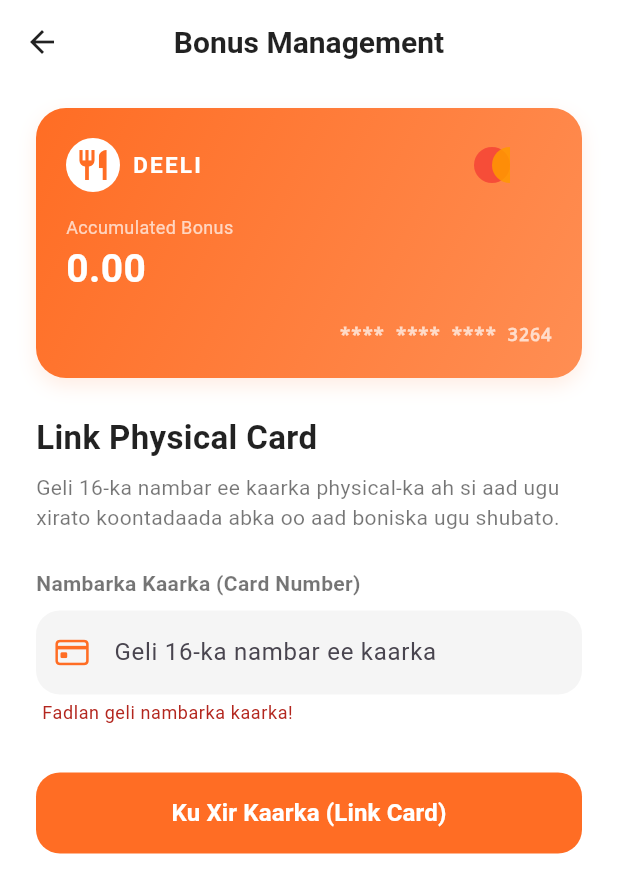
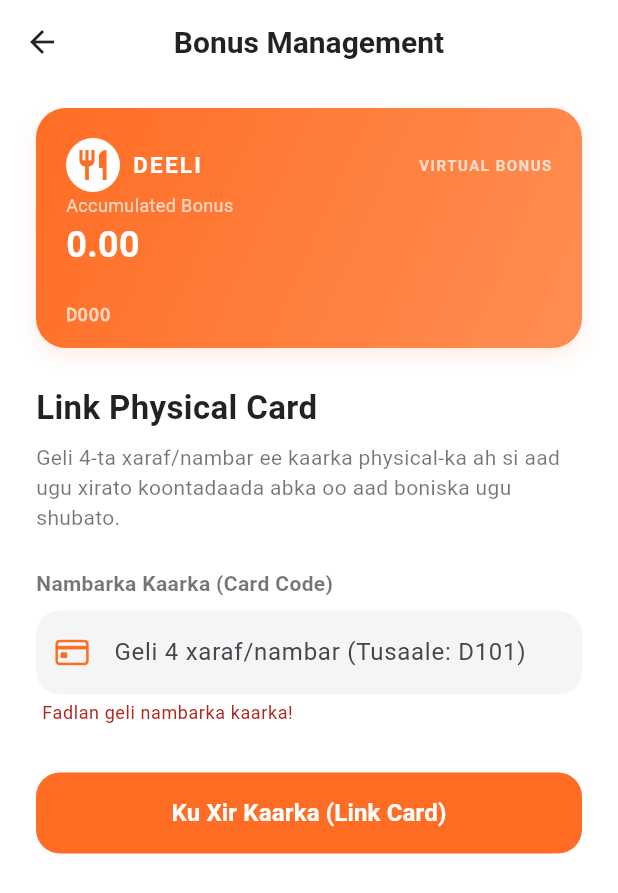
Before and after one commit to caaqilbeene/Deeli, a Flutter app: the BonusWalletPage screen opened directly, after a tap on "Ku Xir Kaarka (Link Card)", on a phone screen of 412 x 824 dp. Shown: the top 893 px of the screen. Run offline on Flutter 3.47's test engine with Material 3 defaults, Android fonts, the light colour scheme and no system bars; our stand-ins replace firebase_auth, firebase_core, fl_chart, google_fonts, image_picker, shared_preferences and 1 more; accounts and stored records are empty; network calls fail.

Commit message:
Update card size, stack details vertically, and use 4-character codes starting with a letter

```diff
--- a/dalab/lib/Home.dart/bonus_wallet_page.dart
+++ b/dalab/lib/Home.dart/bonus_wallet_page.dart
@@ -20,7 +20,7 @@
   String userName = "Mohamed Ali";
   String? localLogoPath;
   String? remoteLogoUrl;
-  String? linkedCardNumber; // Fetched from Supabase
+  String? linkedCardNumber; // Fetched from Supabase (e.g. D101)
 
   bool isUploadingLogo = false;
   bool isLoadingData = true;
@@ -195,7 +195,7 @@
   Future<void> _linkPhysicalCard() async {
     if (!_formKey.currentState!.validate()) return;
 
-    final String inputCard = cardController.text.trim();
+    final String inputCard = cardController.text.trim().toUpperCase();
     final user = FirebaseAuth.instance.currentUser;
     if (user == null) return;
 
@@ -393,17 +393,17 @@
                   child: Column(
                     crossAxisAlignment: CrossAxisAlignment.start,
                     children: [
-                      // 1. PREMIUM SLIM CARD (Waafi/Classic Credit Card aspect ratio - height 180)
+                      // 1. PREMIUM CREDIT CARD (Standard Credit Card Aspect Ratio - Slimmer height 160)
                       Container(
                         width: double.infinity,
-                        height: 180, // Decreased card height to match credit card proportions
+                        height: 160, // Sleeker height
                         decoration: BoxDecoration(
                           gradient: const LinearGradient(
                             colors: [Color(0xFFFF6D24), Color(0xFFFF8E53)],
                             begin: Alignment.topLeft,
                             end: Alignment.bottomRight,
                           ),
-                          borderRadius: BorderRadius.circular(20), // standard rounded corners
+                          borderRadius: BorderRadius.circular(20),
                           boxShadow: [
                             BoxShadow(
                               color: const Color(0xFFFF6D24).withOpacity(0.12),
@@ -490,34 +490,15 @@
                                     ],
                                   ),
                                 ),
-                                // Overlapping circular icons representing loyalty (mimicking Mastercard)
-                                Row(
-                                  children: [
-                                    Stack(
-                                      children: [
-                                        Container(
-                                          width: 24,
-                                          height: 24,
-                                          decoration: BoxDecoration(
-                                            color: Colors.red.withOpacity(0.85),
-                                            shape: BoxShape.circle,
-                                          ),
-                                        ),
-                                        Positioned(
-                                          left: 12,
-                                          child: Container(
-                                            width: 24,
-                                            height: 24,
-                                            decoration: BoxDecoration(
-                                              color: Colors.orange.withOpacity(0.85),
-                                              shape: BoxShape.circle,
-                                            ),
-                                          ),
-                                        ),
-                                      ],
-                                    ),
-                                    const SizedBox(width: 28), // padding for overlapping circles
-                                  ],
+                                // Virtual Bonus label top right
+                                const Text(
+                                  "VIRTUAL BONUS",
+                                  style: TextStyle(
+                                    color: Colors.white70,
+                                    fontWeight: FontWeight.bold,
+                                    fontSize: 10,
+                                    letterSpacing: 1.0,
+                                  ),
                                 ),
                               ],
                             ),
@@ -535,14 +516,14 @@
                               bonusBalance.toStringAsFixed(2),
                               style: const TextStyle(
                                 color: Colors.white,
-                                fontSize: 26,
+                                fontSize: 24,
                                 fontWeight: FontWeight.bold,
                               ),
                             ),
                             const Spacer(),
-                            // Card details bottom row
-                            Row(
-                              mainAxisAlignment: MainAxisAlignment.spaceBetween,
+                            // Name and Card number stacked vertically (is hoos dhig)
+                            Column(
+                              crossAxisAlignment: CrossAxisAlignment.start,
                               children: [
                                 Text(
                                   userName.toUpperCase(),
@@ -553,10 +534,11 @@
                                     letterSpacing: 0.5,
                                   ),
                                 ),
+                                const SizedBox(height: 2),
                                 Text(
                                   hasLinkedCard
                                       ? linkedCardNumber!
-                                      : "**** **** **** 3264",
+                                      : "D000",
                                   style: const TextStyle(
                                     color: Colors.white70,
                                     fontSize: 12,
@@ -667,7 +649,7 @@
                       Text(
                         hasLinkedCard
                             ? "Ku shubo dhammaan boniskaaga virtual-ka ah kaarkaaga physical-ka ah si aad maqaayadda uga adeegato."
-                            : "Geli 16-ka nambar ee kaarka physical-ka ah si aad ugu xirato koontadaada abka oo aad boniska ugu shubato.",
+                            : "Geli 4-ta xaraf/nambar ee kaarka physical-ka ah si aad ugu xirato koontadaada abka oo aad boniska ugu shubato.",
                         style: const TextStyle(
                           fontSize: 14,
                           color: Colors.black54,
@@ -678,7 +660,7 @@
 
                       // 4. CARD NUMBER FIELD
                       const Text(
-                        "Nambarka Kaarka (Card Number)",
+                        "Nambarka Kaarka (Card Code)",
                         style: TextStyle(
                           fontSize: 14,
                           fontWeight: FontWeight.w600,
@@ -688,10 +670,12 @@
                       const SizedBox(height: 8),
                       TextFormField(
                         controller: cardController,
-                        keyboardType: TextInputType.number,
+                        keyboardType: TextInputType.text, // Text keyboard for alphanumeric codes like D101
                         enabled: !hasLinkedCard, // Disable if already linked
+                        autocorrect: false,
+                        textCapitalization: TextCapitalization.characters,
                         decoration: InputDecoration(
-                          hintText: "Geli 16-ka nambar ee kaarka",
+                          hintText: "Geli 4 xaraf/nambar (Tusaale: D101)",
                           prefixIcon: const Icon(CupertinoIcons.creditcard, color: Color(0xFFFF6D24)),
                           filled: true,
                           fillColor: hasLinkedCard ? Colors.grey.shade200 : Colors.grey.shade100,
@@ -705,8 +689,14 @@
                           if (value == null || value.trim().isEmpty) {
                             return "Fadlan geli nambarka kaarka!";
                           }
-                          if (value.trim().length < 8) {
-                            return "Nambarka kaarka aad buu u gaaban yahay!";
+                          final trimmed = value.trim();
+                          if (trimmed.length != 4) {
+                            return "Nambarka kaarku waa inuu ahaadaa 4 xaraf/nambar!";
+                          }
+                          // Validate it starts with a letter
+                          final firstChar = trimmed.substring(0, 1);
+                          if (!RegExp(r'[a-zA-Z]').hasMatch(firstChar)) {
+                            return "Waa inuu ku bilaabmo xaraf (Tusaale: D101)!";
                           }
                           return null;
                         },
```
